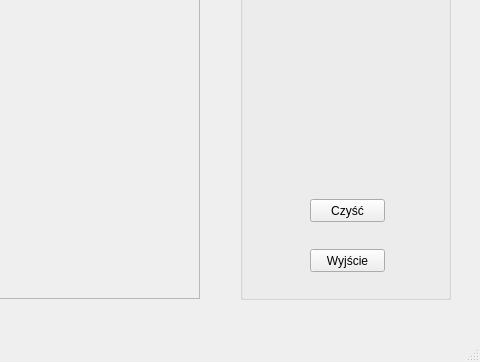
Old version of the form mainwindow.ui in the repository mbobas/QT_erozion_dylatation_open_colse_image; both pictures show x 320 to 800 and y 238 to 600 of the 800 by 600 pixel window.
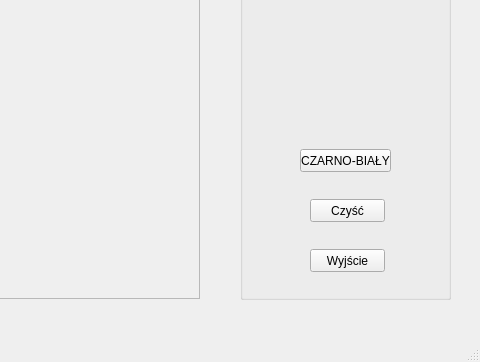
New version of the form.

The edit to the form file:
```diff
--- a/mainwindow.ui
+++ b/mainwindow.ui
@@ -81,6 +81,19 @@
       <string>Wczytaj obraz</string>
      </property>
     </widget>
+    <widget class="QPushButton" name="czarnobialy">
+     <property name="geometry">
+      <rect>
+       <x>60</x>
+       <y>350</y>
+       <width>91</width>
+       <height>23</height>
+      </rect>
+     </property>
+     <property name="text">
+      <string>CZARNO-BIAŁY</string>
+     </property>
+    </widget>
    </widget>
   </widget>
   <widget class="QMenuBar" name="menuBar">
```
Left out of the diff: 2 changed lines with no effect on the pictures.
